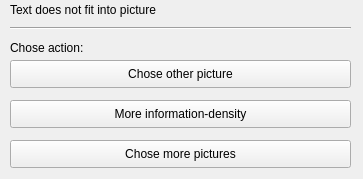
The window that problemdialog.ui (HAW-AI/Steganography) describes before a commit, drawn with Qt 5.
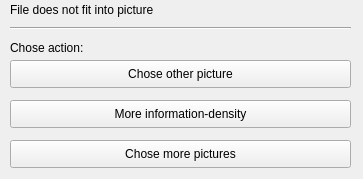
The same window after the commit.

Commit message: renamed labels

Diff of the .ui file:
```diff
--- a/problemdialog.ui
+++ b/problemdialog.ui
@@ -75,7 +75,7 @@
     </rect>
    </property>
    <property name="text">
-    <string>Text does not fit into picture</string>
+    <string>File does not fit into picture</string>
    </property>
   </widget>
   <widget class="Line" name="line">
```
The commit also changes 6 other files.
